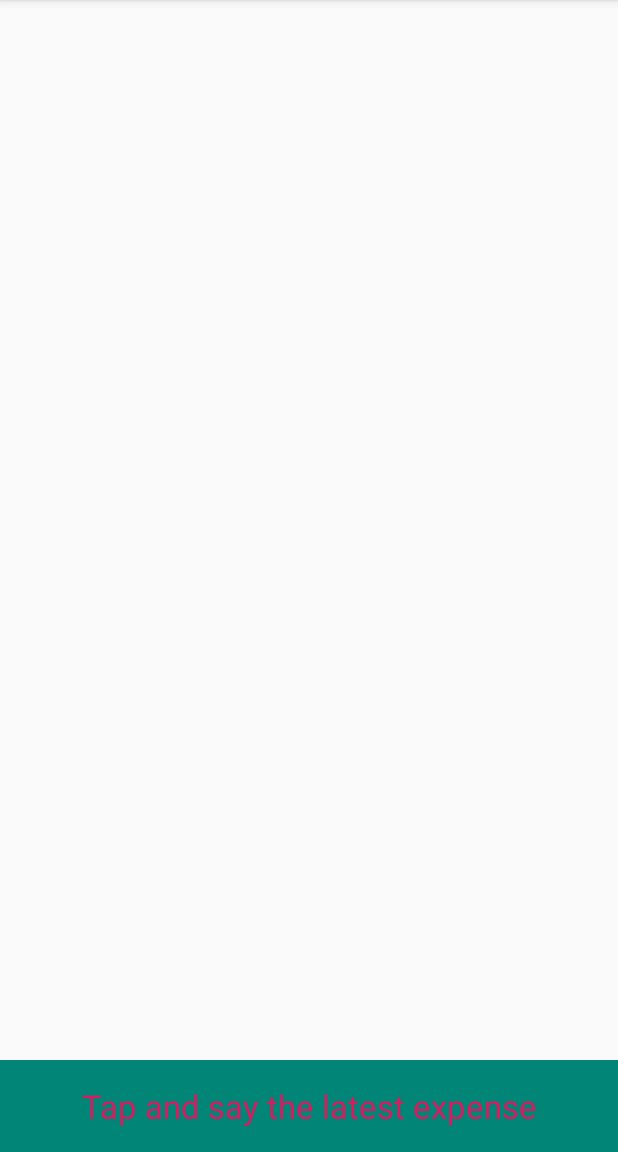
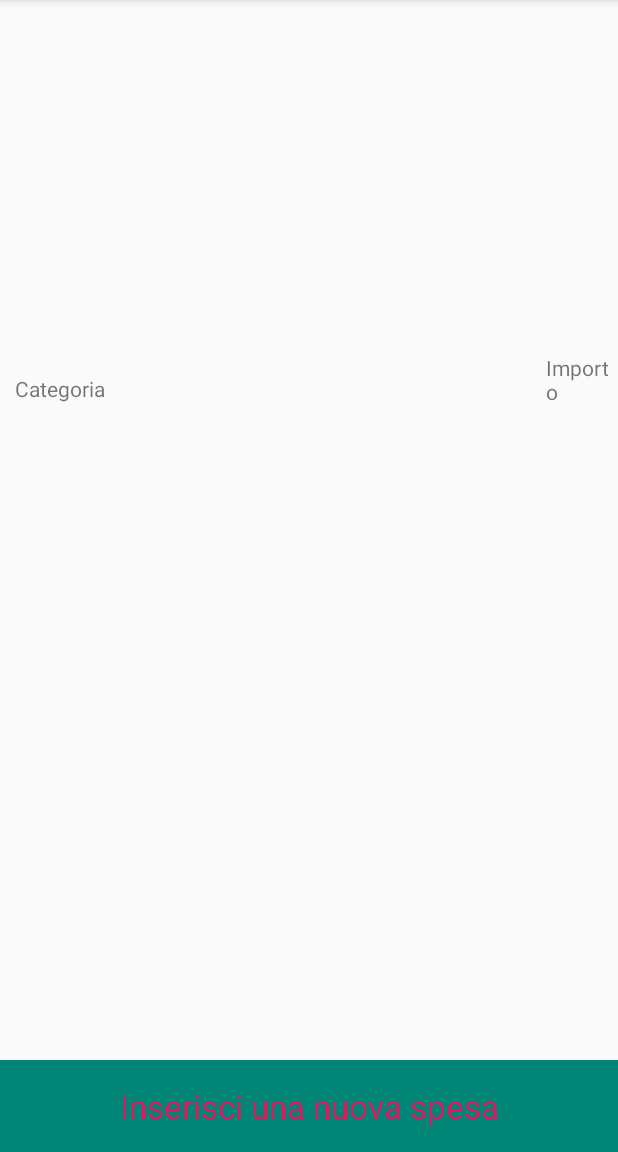
Before and after one commit to finzic/moneytracker, an Android app: the screen it shows after launch (MainActivity), on a phone screen of 412 x 824 dp, the part 84-1236 px from its top. Run offline under Robolectric (Android 15) with nearby library versions, the phone set to English and light mode, and no system bars.

Commit message:
Splitting speech recognition in 2 strings

```diff
--- a/app/src/main/java/it/finzicontini/digiledger/MainActivity.java
+++ b/app/src/main/java/it/finzicontini/digiledger/MainActivity.java
@@ -2,6 +2,7 @@ package it.finzicontini.digiledger;
 
 import android.content.ActivityNotFoundException;
 import android.content.Intent;
+import android.icu.util.CurrencyAmount;
 import android.speech.RecognizerIntent;
 import android.os.Bundle;
 import android.view.View;
@@ -17,6 +18,8 @@ public class MainActivity extends AppCompatActivity {
     private final int REQ_CODE_SPEECH_INPUT = 100;
     private TextView voiceInput;
     private TextView speakButton;
+    private TextView txtCategory;
+    private TextView txtAmount;
 
     @Override
     protected void onCreate(Bundle savedInstanceState) {
@@ -25,6 +28,8 @@ public class MainActivity extends AppCompatActivity {
 
         voiceInput = (TextView) findViewById(R.id.voiceInput);
         speakButton = (TextView) findViewById(R.id.btnSpeak);
+        txtCategory = (TextView) findViewById(R.id.txtCategory);
+        txtAmount = (TextView) findViewById(R.id.txtAmount);
 
         speakButton.setOnClickListener(new View.OnClickListener() {
 
@@ -64,7 +69,15 @@ public class MainActivity extends AppCompatActivity {
 
                     ArrayList<String> result = data
                             .getStringArrayListExtra(RecognizerIntent.EXTRA_RESULTS);
-                    voiceInput.setText(result.get(0));
+                    CharSequence c = result.get(0);
+                    voiceInput.setText(c);
+                    String dataString = c.toString();
+                    String[] split = dataString.split(" ");
+                    String firstSubString = split[0];
+                    String secondSubString = split[1];
+                    txtCategory.setText(firstSubString);
+                    txtAmount.setText(secondSubString);
+
                 }
                 break;
             }
--- a/app/src/main/res/layout/activity_main.xml
+++ b/app/src/main/res/layout/activity_main.xml
@@ -22,28 +22,49 @@
             android:textStyle="normal" />
 
         <LinearLayout
-            android:gravity="center"
+            android:id="@+id/vertical1"
+            android:layout_width="match_parent"
+            android:layout_height="wrap_content"
             android:layout_alignParentBottom="true"
             android:layout_centerHorizontal="true"
-            android:layout_height="wrap_content"
-            android:layout_width="match_parent"
+            android:gravity="center"
             android:orientation="vertical">
 
             <TextView
+                android:id="@+id/btnSpeak"
+                android:layout_width="match_parent"
+                android:layout_height="wrap_content"
+                android:layout_marginTop="10dp"
                 android:background="@color/colorPrimary"
                 android:clickable="true"
+                android:focusable="true"
                 android:gravity="center"
-                android:id="@+id/btnSpeak"
-                android:layout_height="wrap_content"
-                android:layout_marginTop="10dp"
-                android:layout_width="match_parent"
                 android:padding="16dp"
                 android:text="@string/tap_to_open_mic"
                 android:textColor="@color/colorAccent"
                 android:textSize="22sp"
-                android:textStyle="normal"
-                android:focusable="true" />
+                android:textStyle="normal" />
         </LinearLayout>
+
+        <TextView
+            android:id="@+id/txtCategory"
+            android:layout_width="wrap_content"
+            android:layout_height="wrap_content"
+            android:layout_below="@+id/voiceInput"
+            android:layout_alignParentStart="true"
+            android:layout_marginStart="10dp"
+            android:layout_marginTop="114dp"
+            android:text="@string/Category" />
+
+        <TextView
+            android:id="@+id/txtAmount"
+            android:layout_width="wrap_content"
+            android:layout_height="wrap_content"
+            android:layout_below="@+id/voiceInput"
+            android:layout_marginStart="294dp"
+            android:layout_marginTop="100dp"
+            android:layout_toEndOf="@+id/txtCategory"
+            android:text="@string/Amount" />
 
     </RelativeLayout>
 
--- a/app/src/main/res/values/strings.xml
+++ b/app/src/main/res/values/strings.xml
@@ -1,4 +1,6 @@
 <resources>
     <string name="app_name">Digiledger</string>
-    <string name="tap_to_open_mic">Tap and say the latest expense</string>
+    <string name="tap_to_open_mic">Inserisci una nuova spesa</string>
+    <string name="Category">Categoria</string>
+    <string name="Amount">Importo</string>
 </resources>
```
